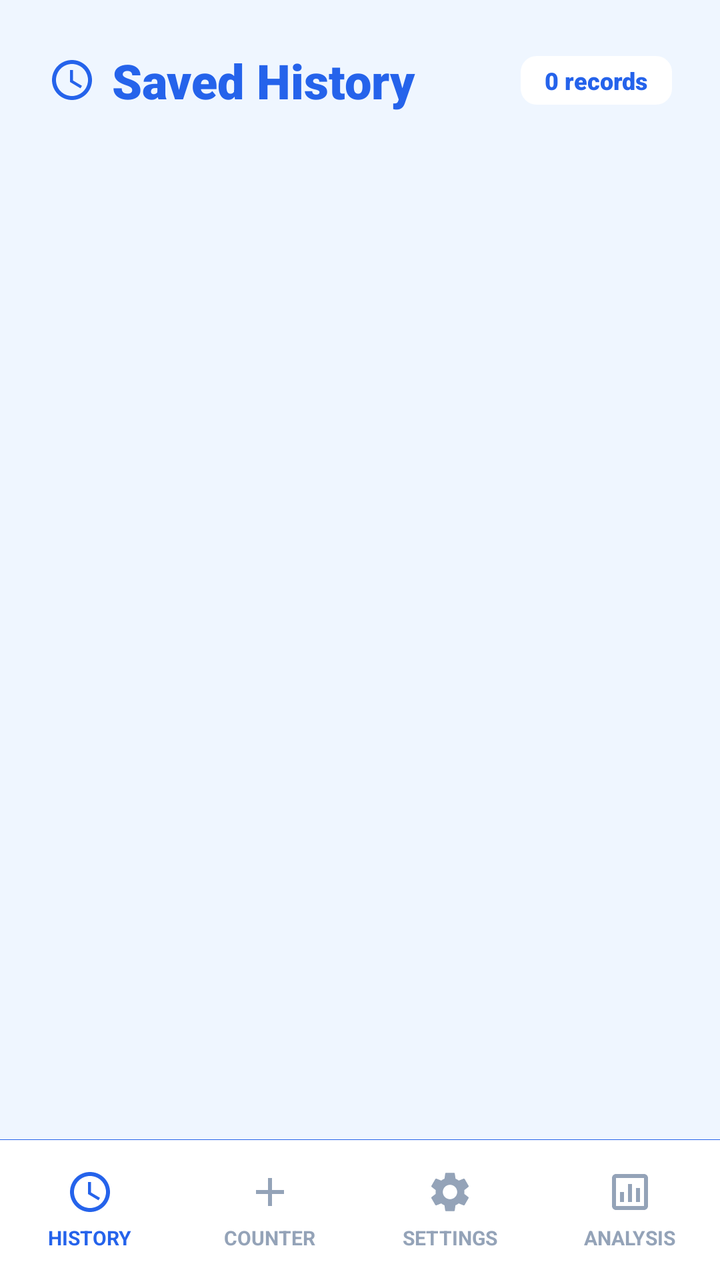
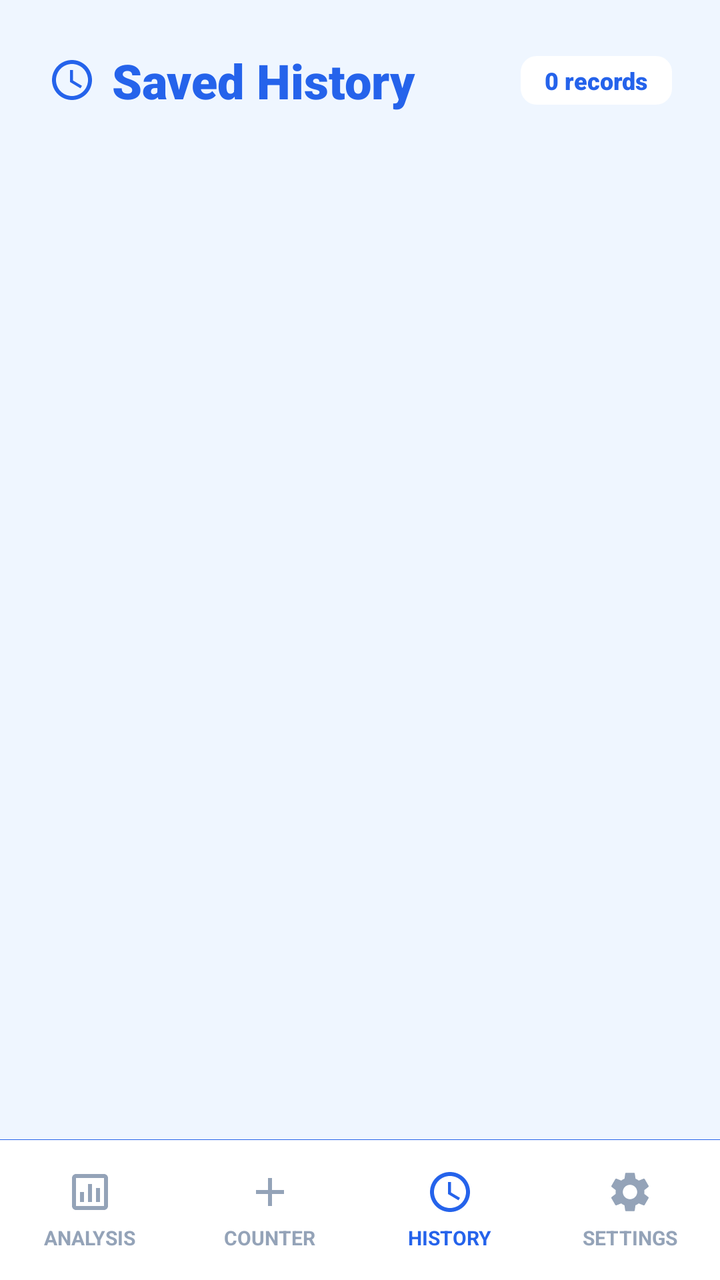

The first picture is an Android layout as it rendered before a commit; the second is the same layout after the commit. The layout source and the unified diff follow.
<!-- AndroidManifest.xml: application theme Theme.SmartTasbeeh -->
<!-- res/layout/activity_saved_counts.xml -->
<?xml version="1.0" encoding="utf-8"?>
<androidx.constraintlayout.widget.ConstraintLayout xmlns:android="http://schemas.android.com/apk/res/android"
    xmlns:app="http://schemas.android.com/apk/res-auto"
    xmlns:tools="http://schemas.android.com/tools"
    android:layout_width="match_parent"
    android:layout_height="match_parent"
    android:background="@color/app_background">

    
    <LinearLayout
        android:id="@+id/headerLayout"
        android:layout_width="match_parent"
        android:layout_height="wrap_content"
        android:orientation="horizontal"
        android:paddingLeft="24dp"
        android:paddingRight="24dp"
        android:paddingTop="24dp"
        android:paddingBottom="10dp"
        android:gravity="center_vertical"
        app:layout_constraintTop_toTopOf="parent">

        <ImageView
            android:layout_width="24dp"
            android:layout_height="24dp"
            android:src="@drawable/ic_clock"
            app:tint="@color/count_text_color"
            android:layout_marginEnd="8dp"/>

        <TextView
            android:layout_width="0dp"
            android:layout_height="wrap_content"
            android:layout_weight="1"
            android:text="Saved History"
            android:textSize="24sp"
            android:fontFamily="sans-serif-black"
            android:textColor="@color/count_text_color" />

        <TextView
            android:id="@+id/recordCountBadge"
            android:layout_width="wrap_content"
            android:layout_height="wrap_content"
            android:background="@drawable/item_bg_shape"
            android:backgroundTint="@color/card_background"
            android:paddingStart="12dp"
            android:paddingEnd="12dp"
            android:paddingTop="4dp"
            android:paddingBottom="4dp"
            android:text="0 records"
            android:fontFamily="sans-serif-black"
            android:textColor="@color/count_text_color"
            android:textSize="12sp"/>

    </LinearLayout>

    
    <androidx.recyclerview.widget.RecyclerView
        android:id="@+id/recyclerView"
        android:layout_width="match_parent"
        android:layout_height="0dp"
        android:clipToPadding="false"
        android:padding="16dp"
        app:layout_constraintTop_toBottomOf="@id/headerLayout"
        app:layout_constraintBottom_toTopOf="@id/bottomNavDivider"
        tools:listitem="@layout/item_saved_count" />

    <TextView
        android:id="@+id/emptyView"
        android:layout_width="wrap_content"
        android:layout_height="wrap_content"
        android:text="No saved counts found"
        android:textColor="@color/text_secondary"
        android:textSize="16sp"
        android:visibility="gone"
        app:layout_constraintBottom_toTopOf="@id/bottomNavDivider"
        app:layout_constraintEnd_toEndOf="parent"
        app:layout_constraintStart_toStartOf="parent"
        app:layout_constraintTop_toBottomOf="@id/headerLayout" />

    
    <View
        android:id="@+id/bottomNavDivider"
        android:layout_width="match_parent"
        android:layout_height="0.1dp"
        android:background="@color/count_text_color"
        app:layout_constraintBottom_toTopOf="@id/bottomNav"/>

    
    <LinearLayout
        android:id="@+id/bottomNav"
        android:layout_width="match_parent"
        android:layout_height="70dp"
        android:background="@color/nav_bg"
        android:orientation="horizontal"
        android:weightSum="4"
        android:baselineAligned="false"
        app:layout_constraintBottom_toBottomOf="parent">

        
        <LinearLayout
            android:layout_width="0dp"
            android:layout_height="match_parent"
            android:layout_weight="1"
            android:background="?attr/selectableItemBackground"
            android:clickable="true"
            android:focusable="true"
            android:gravity="center"
            android:orientation="vertical">

            <ImageView
                android:layout_width="24dp"
                android:layout_height="24dp"
                android:src="@drawable/ic_clock"
                app:tint="@color/nav_text_selected" />

            <TextView
                android:layout_width="wrap_content"
                android:layout_height="wrap_content"
                android:layout_marginTop="4dp"
                android:text="HISTORY"
                android:textColor="@color/nav_text_selected"
                android:textSize="10sp"
                android:textStyle="bold" />
        </LinearLayout>

        
        <LinearLayout
            android:id="@+id/btnNavCounter"
            android:layout_width="0dp"
            android:layout_height="match_parent"
            android:layout_weight="1"
            android:orientation="vertical"
            android:gravity="center"
            android:clickable="true"
            android:focusable="true"
            android:background="?attr/selectableItemBackground">
            
            <ImageView
                android:layout_width="24dp"
                android:layout_height="24dp"
                android:src="@drawable/ic_add"
                app:tint="@color/nav_text_unselected"/>
                
            <TextView
                android:layout_width="wrap_content"
                android:layout_height="wrap_content"
                android:text="COUNTER"
                android:textSize="10sp"
                android:textStyle="bold"
                android:layout_marginTop="4dp"
                android:textColor="@color/nav_text_unselected"/>
        </LinearLayout>

        
        <LinearLayout
            android:id="@+id/btnNavSettings"
            android:layout_width="0dp"
            android:layout_height="match_parent"
            android:layout_weight="1"
            android:orientation="vertical"
            android:gravity="center"
            android:clickable="true"
            android:focusable="true"
            android:background="?attr/selectableItemBackground">
            
            <ImageView
                android:layout_width="24dp"
                android:layout_height="24dp"
                android:src="@drawable/ic_settings"
                app:tint="@color/nav_text_unselected"/>
                
            <TextView
                android:layout_width="wrap_content"
                android:layout_height="wrap_content"
                android:text="SETTINGS"
                android:textSize="10sp"
                android:textStyle="bold"
                android:layout_marginTop="4dp"
                android:textColor="@color/nav_text_unselected"/>
        </LinearLayout>
        
        
        <LinearLayout
            android:id="@+id/btnNavAnalysis"
            android:layout_width="0dp"
            android:layout_height="match_parent"
            android:layout_weight="1"
            android:orientation="vertical"
            android:gravity="center"
            android:clickable="true"
            android:focusable="true"
            android:background="?attr/selectableItemBackground">
            <ImageView
                android:layout_width="24dp"
                android:layout_height="24dp"
                android:src="@drawable/ic_analysis"
                app:tint="@color/nav_text_unselected"/>
            <TextView
                android:layout_width="wrap_content"
                android:layout_height="wrap_content"
                android:text="ANALYSIS"
                android:textSize="10sp"
                android:textStyle="bold"
                android:textColor="@color/nav_text_unselected"
                android:layout_marginTop="4dp"/>
        </LinearLayout>

    </LinearLayout>

</androidx.constraintlayout.widget.ConstraintLayout>
<!-- res/layout/item_saved_count.xml (included above) -->
<?xml version="1.0" encoding="utf-8"?>
<com.google.android.material.card.MaterialCardView xmlns:android="http://schemas.android.com/apk/res/android"
    xmlns:app="http://schemas.android.com/apk/res-auto"
    android:id="@+id/cardContainer"
    android:layout_width="match_parent"
    android:layout_height="wrap_content"
    android:layout_marginBottom="16dp"
    android:clickable="true"
    android:focusable="true"
    app:cardCornerRadius="24dp"
    app:cardElevation="0dp"
    app:strokeWidth="1dp"
    app:strokeColor="@color/card_stroke_color"
    app:cardBackgroundColor="@color/card_background">

    <LinearLayout
        android:layout_width="match_parent"
        android:layout_height="wrap_content"
        android:orientation="vertical"
        android:padding="20dp">

        
        <LinearLayout
            android:layout_width="match_parent"
            android:layout_height="wrap_content"
            android:orientation="horizontal">

            
            <LinearLayout
                android:layout_width="0dp"
                android:layout_height="wrap_content"
                android:layout_weight="1"
                android:orientation="vertical">

                <TextView
                    android:id="@+id/tvTitle"
                    android:layout_width="wrap_content"
                    android:layout_height="wrap_content"
                    android:text="Title"
                    android:textColor="@color/text_primary"
                    android:textSize="18sp"
                    android:fontFamily="sans-serif-black"
                    android:layout_marginBottom="8dp" />

                <LinearLayout
                    android:layout_width="wrap_content"
                    android:layout_height="wrap_content"
                    android:orientation="horizontal"
                    android:gravity="center_vertical">
                    
                     <ImageView
                        android:layout_width="14dp"
                        android:layout_height="14dp"
                        android:src="@drawable/ic_clock"
                        app:tint="@color/hint_text"
                        android:layout_marginEnd="4dp"/>
                        
                    <TextView
                        android:id="@+id/tvDate"
                        android:layout_width="wrap_content"
                        android:layout_height="wrap_content"
                        android:text="29-01-2026   12:41"
                        android:textColor="@color/text_secondary"
                        android:textSize="12sp"
                        android:textStyle="bold"/>
                </LinearLayout>

            </LinearLayout>

            
            <LinearLayout
                android:layout_width="wrap_content"
                android:layout_height="wrap_content"
                android:orientation="vertical"
                android:gravity="center_horizontal"
                android:layout_marginStart="16dp">

                <TextView
                    android:id="@+id/tvCount"
                    android:layout_width="wrap_content"
                    android:layout_height="wrap_content"
                    android:text="63"
                    android:textColor="@color/tasbeeh_blue_primary"
                    android:textSize="28sp"
                    android:fontFamily="sans-serif-black"
                    android:includeFontPadding="false"/>

                <TextView
                    android:layout_width="wrap_content"
                    android:layout_height="wrap_content"
                    android:text="TOTAL"
                    android:textColor="@color/text_secondary"
                    android:textSize="10sp"
                    android:textStyle="bold"
                    android:letterSpacing="0.1"/>
            </LinearLayout>

        </LinearLayout>
        
        
        <LinearLayout
             android:layout_width="match_parent"
             android:layout_height="wrap_content"
             android:orientation="horizontal"
             android:layout_marginTop="20dp"
             android:gravity="center_vertical">

             <Button
                 android:id="@+id/btnContinue"
                 android:layout_width="0dp"
                 android:layout_height="48dp"
                 android:layout_weight="1"
                 android:text="RESUME"
                 android:textAllCaps="true"
                 android:textColor="@color/white"
                 android:textSize="14sp"
                 android:textStyle="bold"
                 android:letterSpacing="0.05"
                 android:backgroundTint="@color/tasbeeh_blue_primary"
                 android:insetTop="0dp"
                 android:insetBottom="0dp"
                 android:layout_marginEnd="12dp"
                 app:icon="@drawable/ic_play_circle"
                 app:iconGravity="textStart"
                 app:iconPadding="8dp"
                 app:iconTint="@color/white"
                 app:cornerRadius="12dp"
                 style="@style/Widget.MaterialComponents.Button.UnelevatedButton"/>

             
             <FrameLayout
                 android:id="@+id/btnDelete"
                 android:layout_width="48dp"
                 android:layout_height="48dp"
                 android:background="@drawable/item_bg_shape"
                 android:backgroundTint="@color/icon_btn_bg"
                 android:clickable="true"
                 android:focusable="true">
                 
                 <ImageView
                    android:layout_width="20dp"
                    android:layout_height="20dp"
                    android:layout_gravity="center"
                    android:src="@drawable/ic_delete" 
                    app:tint="@color/delete_text"/>
             </FrameLayout>
        </LinearLayout>

    </LinearLayout>
</com.google.android.material.card.MaterialCardView>
<!-- resources referenced by this layout -->
<resources>
  <color name="app_background">@color/background_light</color>
  <color name="card_background">#FFFFFF</color>
  <color name="card_stroke_color">#DBEAFE</color>
  <color name="count_text_color">#2563EB</color>
  <color name="delete_text">#DC2626</color>
  <color name="hint_text">#94A3B8</color>
  <color name="icon_btn_bg">#EFF6FF</color>
  <color name="nav_bg">#FFFFFF</color>
  <color name="nav_text_selected">#2563EB</color>
  <color name="nav_text_unselected">#94A3B8</color>
  <color name="tasbeeh_blue_primary">#2563EB</color>
  <color name="text_primary">#0F172A</color>
  <color name="text_secondary">#64748B</color>
  <color name="white">#FFFFFFFF</color>
  <!-- drawable ic_add (drawable) -->
  <vector xmlns:android="http://schemas.android.com/apk/res/android"
      android:width="24dp"
      android:height="24dp"
      android:viewportWidth="24"
      android:viewportHeight="24">
      <path
        android:fillColor="@android:color/white"
        android:pathData="M19,13h-6v6h-2v-6H5v-2h6V5h2v6h6v2z"/>
  </vector>
  <!-- drawable ic_analysis (drawable) -->
  <vector xmlns:android="http://schemas.android.com/apk/res/android"
      android:width="24dp"
      android:height="24dp"
      android:viewportWidth="24"
      android:viewportHeight="24">
    <path
        android:fillColor="#FF000000"
        android:pathData="M19,3H5C3.9,3 3,3.9 3,5v14c0,1.1 0.9,2 2,2h14c1.1,0 2,-0.9 2,-2V5C21,3.9 20.1,3 19,3zM19,19H5V5h14V19zM7,12h2v5H7V12zM11,8h2v9h-2V8zM15,10h2v7h-2V10z"/>
  </vector>
  <!-- drawable ic_clock (drawable) -->
  <vector xmlns:android="http://schemas.android.com/apk/res/android"
      android:width="24dp"
      android:height="24dp"
      android:viewportWidth="24.0"
      android:viewportHeight="24.0">
      <path
          android:fillColor="@android:color/white"
          android:pathData="M11.99,2C6.47,2 2,6.48 2,12s4.47,10 9.99,10C17.52,22 22,17.52 22,12S17.52,2 11.99,2zM12,20c-4.42,0 -8,-3.58 -8,-8s3.58,-8 8,-8 8,3.58 8,8 -3.58,8 -8,8zM12.5,7H11v6l5.25,3.15 0.75,-1.23 -4.5,-2.67z"/>
  </vector>
  <!-- drawable ic_delete (drawable) -->
  <vector xmlns:android="http://schemas.android.com/apk/res/android"
      android:width="24dp"
      android:height="24dp"
      android:viewportWidth="24.0"
      android:viewportHeight="24.0">
      <path
          android:fillColor="@android:color/white"
          android:pathData="M6,19c0,1.1 0.9,2 2,2h8c1.1,0 2,-0.9 2,-2V7H6v12zM19,4h-3.5l-1,-1h-5l-1,1H5v2h14V4z"/>
  </vector>
  <!-- drawable ic_play_circle (drawable) -->
  <vector xmlns:android="http://schemas.android.com/apk/res/android"
      android:width="24dp"
      android:height="24dp"
      android:viewportWidth="24.0"
      android:viewportHeight="24.0">
      <path
          android:fillColor="@android:color/white"
          android:pathData="M12,2C6.48,2 2,6.48 2,12s4.48,10 10,10 10,-4.48 10,-10S17.52,2 12,2zM10,16.5v-9l6,4.5 -6,4.5z"/>
  </vector>
  <!-- drawable item_bg_shape (drawable) -->
  <?xml version="1.0" encoding="utf-8"?>
  <shape xmlns:android="http://schemas.android.com/apk/res/android"
      android:shape="rectangle">
      <solid android:color="@color/card_background" />
      <corners android:radius="8dp"/>
  </shape>
  <style name="Theme.SmartTasbeeh" parent="Base.Theme.SmartTasbeeh" />
  <color name="background_light">#EFF6FF</color>
  <style name="Base.Theme.SmartTasbeeh" parent="Theme.Material3.DayNight.NoActionBar">
          <item name="colorPrimary">@color/tasbeeh_blue_primary</item>
          <item name="colorPrimaryVariant">@color/tasbeeh_blue_dark</item>
          <item name="colorOnPrimary">@color/white</item>
  
          <item name="android:statusBarColor">@color/tasbeeh_blue_dark</item>
          <item name="android:windowLightStatusBar">false</item>
  
          <item name="android:windowBackground">@color/background_light</item>
          <item name="android:textColor">@color/text_primary</item>
      </style>
  <color name="tasbeeh_blue_dark">#1E3A8A</color>
  <!-- unchanged entries left out for length: 1 -->
</resources>

<!-- the commit's change to res/layout/activity_saved_counts.xml (unified diff, before → after) -->
@@ -97,29 +97,28 @@
 
         
         <LinearLayout
+            android:id="@+id/btnNavAnalysis"
             android:layout_width="0dp"
             android:layout_height="match_parent"
             android:layout_weight="1"
-            android:background="?attr/selectableItemBackground"
+            android:orientation="vertical"
+            android:gravity="center"
             android:clickable="true"
             android:focusable="true"
-            android:gravity="center"
-            android:orientation="vertical">
-
+            android:background="?attr/selectableItemBackground">
             <ImageView
                 android:layout_width="24dp"
                 android:layout_height="24dp"
-                android:src="@drawable/ic_clock"
-                app:tint="@color/nav_text_selected" />
-
+                android:src="@drawable/ic_analysis"
+                app:tint="@color/nav_text_unselected"/>
             <TextView
                 android:layout_width="wrap_content"
                 android:layout_height="wrap_content"
-                android:layout_marginTop="4dp"
-                android:text="HISTORY"
-                android:textColor="@color/nav_text_selected"
+                android:text="ANALYSIS"
                 android:textSize="10sp"
-                android:textStyle="bold" />
+                android:textStyle="bold"
+                android:textColor="@color/nav_text_unselected"
+                android:layout_marginTop="4dp"/>
         </LinearLayout>
 
         
@@ -152,6 +151,33 @@
 
         
         <LinearLayout
+            android:layout_width="0dp"
+            android:layout_height="match_parent"
+            android:layout_weight="1"
+            android:background="?attr/selectableItemBackground"
+            android:clickable="true"
+            android:focusable="true"
+            android:gravity="center"
+            android:orientation="vertical">
+
+            <ImageView
+                android:layout_width="24dp"
+                android:layout_height="24dp"
+                android:src="@drawable/ic_clock"
+                app:tint="@color/nav_text_selected" />
+
+            <TextView
+                android:layout_width="wrap_content"
+                android:layout_height="wrap_content"
+                android:layout_marginTop="4dp"
+                android:text="HISTORY"
+                android:textColor="@color/nav_text_selected"
+                android:textSize="10sp"
+                android:textStyle="bold" />
+        </LinearLayout>
+
+        
+        <LinearLayout
             android:id="@+id/btnNavSettings"
             android:layout_width="0dp"
             android:layout_height="match_parent"
@@ -176,32 +202,6 @@
                 android:textStyle="bold"
                 android:layout_marginTop="4dp"
                 android:textColor="@color/nav_text_unselected"/>
-        </LinearLayout>
-        
-        
-        <LinearLayout
-            android:id="@+id/btnNavAnalysis"
-            android:layout_width="0dp"
-            android:layout_height="match_parent"
-            android:layout_weight="1"
-            android:orientation="vertical"
-            android:gravity="center"
-            android:clickable="true"
-            android:focusable="true"
-            android:background="?attr/selectableItemBackground">
-            <ImageView
-                android:layout_width="24dp"
-                android:layout_height="24dp"
-                android:src="@drawable/ic_analysis"
-                app:tint="@color/nav_text_unselected"/>
-            <TextView
-                android:layout_width="wrap_content"
-                android:layout_height="wrap_content"
-                android:text="ANALYSIS"
-                android:textSize="10sp"
-                android:textStyle="bold"
-                android:textColor="@color/nav_text_unselected"
-                android:layout_marginTop="4dp"/>
         </LinearLayout>
 
     </LinearLayout>
